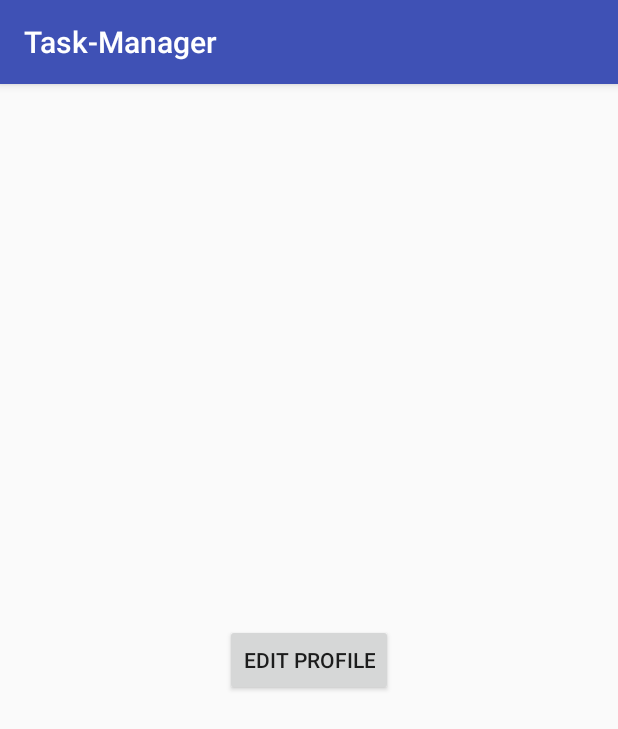
After one commit to mnahm5/Task-Manager, an Android app: the Profile screen opened directly, with no data from a screen before it, on a phone screen of 412 x 824 dp. The commit adds this screen. Shown: the top 729 px of the screen. Run offline under Robolectric (Android 15) with nearby library versions, the phone set to English and light mode, and no system bars.

Commit message:
Added Profile Page

```diff
--- a/app/src/main/AndroidManifest.xml
+++ b/app/src/main/AndroidManifest.xml
@@ -22,7 +22,8 @@
         <activity
             android:name=".Home"
             android:label="@string/title_activity_home"
-            android:theme="@style/AppTheme.NoActionBar"></activity>
+            android:theme="@style/AppTheme.NoActionBar" />
+        <activity android:name=".Profile"></activity>
     </application>
 
 </manifest>
--- a/app/src/main/java/com/example/mnahm5/task_manager/Home.java
+++ b/app/src/main/java/com/example/mnahm5/task_manager/Home.java
@@ -43,7 +43,9 @@ public class Home extends AppCompatActivity {
         int id = item.getItemId();
 
         //noinspection SimplifiableIfStatement
-        if (id == R.id.action_settings) {
+        if (id == R.id.action_profile) {
+            Intent intent = new Intent(Home.this, Profile.class);
+            Home.this.startActivity(intent);
             return true;
         }
 
--- a/app/src/main/java/com/example/mnahm5/task_manager/MainActivity.java
+++ b/app/src/main/java/com/example/mnahm5/task_manager/MainActivity.java
@@ -31,5 +31,6 @@ public class MainActivity extends AppCompatActivity {
                 MainActivity.this.startActivity(loginIntent);
             }
         });
+
     }
 }
--- /dev/null
+++ b/app/src/main/java/com/example/mnahm5/task_manager/Profile.java
@@ -0,0 +1,13 @@
+package com.example.mnahm5.task_manager;
+
+import android.support.v7.app.AppCompatActivity;
+import android.os.Bundle;
+
+public class Profile extends AppCompatActivity {
+
+    @Override
+    protected void onCreate(Bundle savedInstanceState) {
+        super.onCreate(savedInstanceState);
+        setContentView(R.layout.activity_profile);
+    }
+}
--- /dev/null
+++ b/app/src/main/res/layout/activity_profile.xml
@@ -0,0 +1,19 @@
+<?xml version="1.0" encoding="utf-8"?>
+<RelativeLayout xmlns:android="http://schemas.android.com/apk/res/android"
+    xmlns:tools="http://schemas.android.com/tools"
+    android:layout_width="match_parent"
+    android:layout_height="match_parent"
+    android:paddingBottom="@dimen/activity_vertical_margin"
+    android:paddingLeft="@dimen/activity_horizontal_margin"
+    android:paddingRight="@dimen/activity_horizontal_margin"
+    android:paddingTop="@dimen/activity_vertical_margin"
+    tools:context="com.example.mnahm5.task_manager.Profile">
+
+    <Button
+        android:layout_width="wrap_content"
+        android:layout_height="wrap_content"
+        android:text="Edit Profile"
+        android:id="@+id/btEdit"
+        android:layout_centerVertical="true"
+        android:layout_centerHorizontal="true" />
+</RelativeLayout>
--- a/app/src/main/res/menu/menu_home.xml
+++ b/app/src/main/res/menu/menu_home.xml
@@ -3,8 +3,8 @@
     xmlns:tools="http://schemas.android.com/tools"
     tools:context="com.example.mnahm5.test.MainActivity">
     <item
-        android:id="@+id/action_settings"
+        android:id="@+id/action_profile"
         android:orderInCategory="100"
-        android:title="Settings"
+        android:title="Profile"
         app:showAsAction="never" />
 </menu>
```
